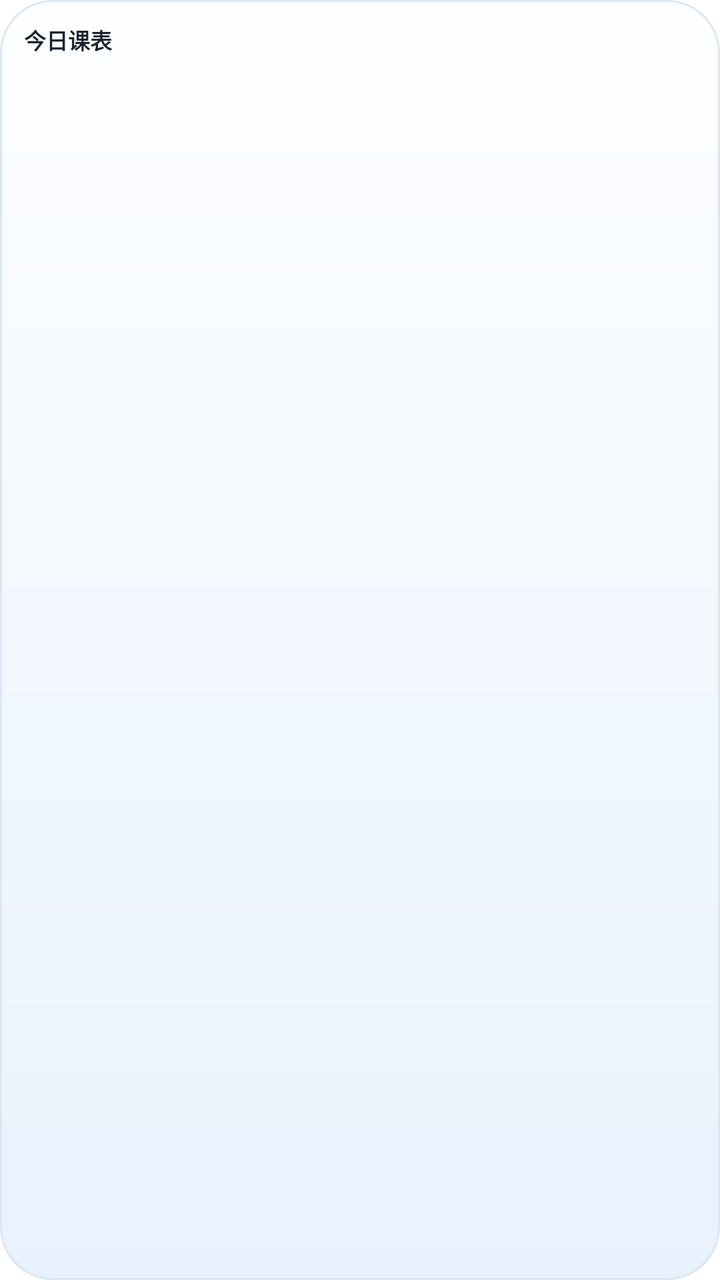
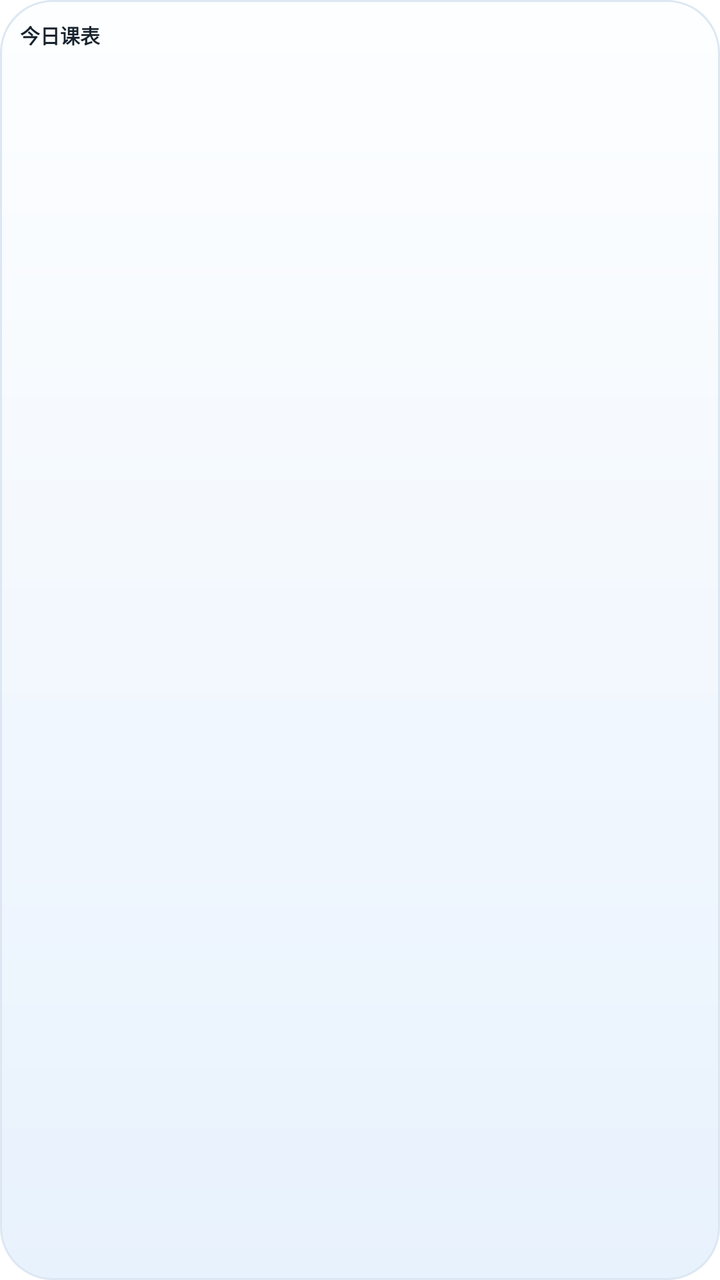

Compare the two renders of this Android layout. The source of the first and the diff that turns it into the second are given below.
<!-- AndroidManifest.xml: fallback theme Theme.MaterialComponents.DayNight.NoActionBar -->
<!-- res/layout/widget_today_schedule.xml -->
<?xml version="1.0" encoding="utf-8"?>
<LinearLayout xmlns:android="http://schemas.android.com/apk/res/android"
    android:id="@+id/widget_schedule_root"
    android:layout_width="match_parent"
    android:layout_height="match_parent"
    android:background="@drawable/widget_background"
    android:orientation="vertical"
    android:padding="12dp">

    <LinearLayout
        android:layout_width="match_parent"
        android:layout_height="wrap_content"
        android:gravity="center_vertical"
        android:orientation="horizontal">

        <TextView
            android:id="@+id/widget_schedule_title"
            android:layout_width="wrap_content"
            android:layout_height="wrap_content"
            android:includeFontPadding="false"
            android:text="@string/widget_schedule_title"
            android:textColor="@color/widget_text"
            android:textSize="11sp"
            android:textStyle="bold" />

        <TextView
            android:id="@+id/widget_schedule_date"
            android:layout_width="0dp"
            android:layout_height="wrap_content"
            android:layout_marginStart="6dp"
            android:layout_weight="1"
            android:ellipsize="end"
            android:gravity="end"
            android:includeFontPadding="false"
            android:maxLines="1"
            android:textColor="@color/widget_muted"
            android:textSize="8sp" />
    </LinearLayout>

    <LinearLayout
        android:layout_width="match_parent"
        android:layout_height="0dp"
        android:layout_weight="1"
        android:gravity="top"
        android:orientation="vertical">

        <LinearLayout
            android:id="@+id/widget_schedule_row_1"
            android:layout_width="match_parent"
            android:layout_height="wrap_content"
            android:layout_marginTop="3dp"
            android:background="@drawable/widget_row_bg"
            android:gravity="center_vertical"
            android:orientation="horizontal"
            android:paddingTop="2dp"
            android:paddingEnd="8dp"
            android:paddingBottom="2dp"
            android:visibility="gone">

            <TextView
                android:id="@+id/widget_schedule_accent_1"
                android:layout_width="3dp"
                android:layout_height="36dp"
                android:background="@color/widget_accent" />

            <LinearLayout
                android:layout_width="62dp"
                android:layout_height="wrap_content"
                android:orientation="vertical"
                android:paddingStart="8dp"
                android:paddingTop="2dp"
                android:paddingEnd="2dp"
                android:paddingBottom="2dp">

                <TextView
                    android:id="@+id/widget_schedule_section_1"
                    android:layout_width="match_parent"
                    android:layout_height="wrap_content"
                    android:ellipsize="end"
                    android:includeFontPadding="false"
                    android:maxLines="1"
                    android:textColor="@color/widget_accent"
                    android:textSize="8.5sp"
                    android:textStyle="bold" />

                <TextView
                    android:id="@+id/widget_schedule_start_1"
                    android:layout_width="match_parent"
                    android:layout_height="wrap_content"
                    android:layout_marginTop="1dp"
                    android:includeFontPadding="false"
                    android:maxLines="1"
                    android:textColor="@color/widget_muted"
                    android:textSize="7sp" />

                <TextView
                    android:id="@+id/widget_schedule_end_1"
                    android:layout_width="match_parent"
                    android:layout_height="wrap_content"
                    android:includeFontPadding="false"
                    android:maxLines="1"
                    android:textColor="@color/widget_muted"
                    android:textSize="7sp" />
            </LinearLayout>

            <LinearLayout
                android:layout_width="0dp"
                android:layout_height="wrap_content"
                android:layout_weight="1"
                android:orientation="vertical"
                android:paddingStart="7dp"
                android:paddingTop="2dp"
                android:paddingEnd="2dp"
                android:paddingBottom="2dp">

                <TextView
                    android:id="@+id/widget_schedule_name_1"
                    android:layout_width="match_parent"
                    android:layout_height="wrap_content"
                    android:ellipsize="end"
                    android:includeFontPadding="false"
                    android:maxLines="1"
                    android:textColor="@color/widget_text"
                    android:textSize="11sp"
                    android:textStyle="bold" />

                <TextView
                    android:id="@+id/widget_schedule_room_1"
                    android:layout_width="match_parent"
                    android:layout_height="wrap_content"
                    android:layout_marginTop="1dp"
                    android:ellipsize="end"
                    android:includeFontPadding="false"
                    android:maxLines="1"
                    android:textColor="@color/widget_muted"
                    android:textSize="8sp"
                    android:visibility="gone" />
            </LinearLayout>
        </LinearLayout>

        <LinearLayout
            android:id="@+id/widget_schedule_row_2"
            android:layout_width="match_parent"
            android:layout_height="wrap_content"
            android:layout_marginTop="3dp"
            android:background="@drawable/widget_row_bg"
            android:gravity="center_vertical"
            android:orientation="horizontal"
            android:paddingTop="2dp"
            android:paddingEnd="8dp"
            android:paddingBottom="2dp"
            android:visibility="gone">

            <TextView
                android:id="@+id/widget_schedule_accent_2"
                android:layout_width="3dp"
                android:layout_height="36dp"
                android:background="@color/widget_accent" />

            <LinearLayout
                android:layout_width="62dp"
                android:layout_height="wrap_content"
                android:orientation="vertical"
                android:paddingStart="8dp"
                android:paddingTop="2dp"
                android:paddingEnd="2dp"
                android:paddingBottom="2dp">

                <TextView
                    android:id="@+id/widget_schedule_section_2"
                    android:layout_width="match_parent"
                    android:layout_height="wrap_content"
                    android:ellipsize="end"
                    android:includeFontPadding="false"
                    android:maxLines="1"
                    android:textColor="@color/widget_accent"
                    android:textSize="8.5sp"
                    android:textStyle="bold" />

                <TextView
                    android:id="@+id/widget_schedule_start_2"
                    android:layout_width="match_parent"
                    android:layout_height="wrap_content"
                    android:layout_marginTop="1dp"
                    android:includeFontPadding="false"
                    android:maxLines="1"
                    android:textColor="@color/widget_muted"
                    android:textSize="7sp" />

                <TextView
                    android:id="@+id/widget_schedule_end_2"
                    android:layout_width="match_parent"
                    android:layout_height="wrap_content"
                    android:includeFontPadding="false"
                    android:maxLines="1"
                    android:textColor="@color/widget_muted"
                    android:textSize="7sp" />
            </LinearLayout>

            <LinearLayout
                android:layout_width="0dp"
                android:layout_height="wrap_content"
                android:layout_weight="1"
                android:orientation="vertical"
                android:paddingStart="7dp"
                android:paddingTop="2dp"
                android:paddingEnd="2dp"
                android:paddingBottom="2dp">

                <TextView
                    android:id="@+id/widget_schedule_name_2"
                    android:layout_width="match_parent"
                    android:layout_height="wrap_content"
                    android:ellipsize="end"
                    android:includeFontPadding="false"
                    android:maxLines="1"
                    android:textColor="@color/widget_text"
                    android:textSize="11sp"
                    android:textStyle="bold" />

                <TextView
                    android:id="@+id/widget_schedule_room_2"
                    android:layout_width="match_parent"
                    android:layout_height="wrap_content"
                    android:layout_marginTop="1dp"
                    android:ellipsize="end"
                    android:includeFontPadding="false"
                    android:maxLines="1"
                    android:textColor="@color/widget_muted"
                    android:textSize="8sp"
                    android:visibility="gone" />
            </LinearLayout>
        </LinearLayout>

        <LinearLayout
            android:id="@+id/widget_schedule_row_3"
            android:layout_width="match_parent"
            android:layout_height="wrap_content"
            android:layout_marginTop="3dp"
            android:background="@drawable/widget_row_bg"
            android:gravity="center_vertical"
            android:orientation="horizontal"
            android:paddingTop="2dp"
            android:paddingEnd="8dp"
            android:paddingBottom="2dp"
            android:visibility="gone">

            <TextView
                android:id="@+id/widget_schedule_accent_3"
                android:layout_width="3dp"
                android:layout_height="36dp"
                android:background="@color/widget_accent" />

            <LinearLayout
                android:layout_width="62dp"
                android:layout_height="wrap_content"
                android:orientation="vertical"
                android:paddingStart="8dp"
                android:paddingTop="2dp"
                android:paddingEnd="2dp"
                android:paddingBottom="2dp">

                <TextView
                    android:id="@+id/widget_schedule_section_3"
                    android:layout_width="match_parent"
                    android:layout_height="wrap_content"
                    android:ellipsize="end"
                    android:includeFontPadding="false"
                    android:maxLines="1"
                    android:textColor="@color/widget_accent"
                    android:textSize="8.5sp"
                    android:textStyle="bold" />

                <TextView
                    android:id="@+id/widget_schedule_start_3"
                    android:layout_width="match_parent"
                    android:layout_height="wrap_content"
                    android:layout_marginTop="1dp"
                    android:includeFontPadding="false"
                    android:maxLines="1"
                    android:textColor="@color/widget_muted"
                    android:textSize="7sp" />

                <TextView
                    android:id="@+id/widget_schedule_end_3"
                    android:layout_width="match_parent"
                    android:layout_height="wrap_content"
                    android:includeFontPadding="false"
                    android:maxLines="1"
                    android:textColor="@color/widget_muted"
                    android:textSize="7sp" />
            </LinearLayout>

            <LinearLayout
                android:layout_width="0dp"
                android:layout_height="wrap_content"
                android:layout_weight="1"
                android:orientation="vertical"
                android:paddingStart="7dp"
                android:paddingTop="2dp"
                android:paddingEnd="2dp"
                android:paddingBottom="2dp">

                <TextView
                    android:id="@+id/widget_schedule_name_3"
                    android:layout_width="match_parent"
                    android:layout_height="wrap_content"
                    android:ellipsize="end"
                    android:includeFontPadding="false"
                    android:maxLines="1"
                    android:textColor="@color/widget_text"
                    android:textSize="11sp"
                    android:textStyle="bold" />

                <TextView
                    android:id="@+id/widget_schedule_room_3"
                    android:layout_width="match_parent"
                    android:layout_height="wrap_content"
                    android:layout_marginTop="1dp"
                    android:ellipsize="end"
                    android:includeFontPadding="false"
                    android:maxLines="1"
                    android:textColor="@color/widget_muted"
                    android:textSize="8sp"
                    android:visibility="gone" />
            </LinearLayout>
        </LinearLayout>

        <TextView
            android:id="@+id/widget_schedule_empty"
            android:layout_width="match_parent"
            android:layout_height="wrap_content"
            android:gravity="center"
            android:includeFontPadding="false"
            android:text="@string/widget_schedule_unsynced"
            android:textColor="@color/widget_muted"
            android:textSize="10sp"
            android:visibility="gone" />
    </LinearLayout>
</LinearLayout>
<!-- resources referenced by this layout -->
<resources>
  <color name="widget_accent">#2F7FCB</color>
  <color name="widget_muted">#6B7C8E</color>
  <color name="widget_text">#17222D</color>
  <!-- drawable widget_background (drawable) -->
  <?xml version="1.0" encoding="utf-8"?>
  <shape xmlns:android="http://schemas.android.com/apk/res/android"
      android:shape="rectangle">
      <gradient
          android:angle="270"
          android:endColor="@color/widget_bg_end"
          android:startColor="@color/widget_bg_start"
          android:type="linear" />
      <stroke
          android:width="1dp"
          android:color="@color/widget_divider" />
      <corners android:radius="26dp" />
  </shape>
  <!-- drawable widget_row_bg (drawable) -->
  <?xml version="1.0" encoding="utf-8"?>
  <shape xmlns:android="http://schemas.android.com/apk/res/android"
      android:shape="rectangle">
      <solid android:color="@color/widget_row" />
      <corners android:radius="12dp" />
  </shape>
  <string name="widget_schedule_title">今日课表</string>
  <string name="widget_schedule_unsynced">尚未同步课表</string>
  <color name="widget_bg_end">#E8F2FD</color>
  <color name="widget_bg_start">#FDFEFF</color>
  <color name="widget_divider">#DCE7F3</color>
  <color name="widget_row">#F4F9FF</color>
</resources>

<!-- the commit's change to res/layout/widget_today_schedule.xml (unified diff, before → after) -->
@@ -5,7 +5,7 @@
     android:layout_height="match_parent"
     android:background="@drawable/widget_background"
     android:orientation="vertical"
-    android:padding="12dp">
+    android:padding="10dp">
 
     <LinearLayout
         android:layout_width="match_parent"
@@ -20,7 +20,7 @@
             android:includeFontPadding="false"
             android:text="@string/widget_schedule_title"
             android:textColor="@color/widget_text"
-            android:textSize="11sp"
+            android:textSize="10sp"
             android:textStyle="bold" />
 
         <TextView
@@ -34,7 +34,7 @@
             android:includeFontPadding="false"
             android:maxLines="1"
             android:textColor="@color/widget_muted"
-            android:textSize="8sp" />
+            android:textSize="7.5sp" />
     </LinearLayout>
 
     <LinearLayout
@@ -60,14 +60,14 @@
             <TextView
                 android:id="@+id/widget_schedule_accent_1"
                 android:layout_width="3dp"
-                android:layout_height="36dp"
+                android:layout_height="38dp"
                 android:background="@color/widget_accent" />
 
             <LinearLayout
-                android:layout_width="62dp"
-                android:layout_height="wrap_content"
-                android:orientation="vertical"
-                android:paddingStart="8dp"
+                android:layout_width="46dp"
+                android:layout_height="wrap_content"
+                android:orientation="vertical"
+                android:paddingStart="6dp"
                 android:paddingTop="2dp"
                 android:paddingEnd="2dp"
                 android:paddingBottom="2dp">
@@ -80,7 +80,7 @@
                     android:includeFontPadding="false"
                     android:maxLines="1"
                     android:textColor="@color/widget_accent"
-                    android:textSize="8.5sp"
+                    android:textSize="8sp"
                     android:textStyle="bold" />
 
                 <TextView
@@ -91,7 +91,7 @@
                     android:includeFontPadding="false"
                     android:maxLines="1"
                     android:textColor="@color/widget_muted"
-                    android:textSize="7sp" />
+                    android:textSize="6.5sp" />
 
                 <TextView
                     android:id="@+id/widget_schedule_end_1"
@@ -100,7 +100,7 @@
                     android:includeFontPadding="false"
                     android:maxLines="1"
                     android:textColor="@color/widget_muted"
-                    android:textSize="7sp" />
+                    android:textSize="6.5sp" />
             </LinearLayout>
 
             <LinearLayout
@@ -119,9 +119,9 @@
                     android:layout_height="wrap_content"
                     android:ellipsize="end"
                     android:includeFontPadding="false"
-                    android:maxLines="1"
+                    android:maxLines="2"
                     android:textColor="@color/widget_text"
-                    android:textSize="11sp"
+                    android:textSize="10sp"
                     android:textStyle="bold" />
 
                 <TextView
@@ -133,7 +133,7 @@
                     android:includeFontPadding="false"
                     android:maxLines="1"
                     android:textColor="@color/widget_muted"
-                    android:textSize="8sp"
+                    android:textSize="7.5sp"
                     android:visibility="gone" />
             </LinearLayout>
         </LinearLayout>
@@ -154,14 +154,14 @@
             <TextView
                 android:id="@+id/widget_schedule_accent_2"
                 android:layout_width="3dp"
-                android:layout_height="36dp"
+                android:layout_height="38dp"
                 android:background="@color/widget_accent" />
 
             <LinearLayout
-                android:layout_width="62dp"
-                android:layout_height="wrap_content"
-                android:orientation="vertical"
-                android:paddingStart="8dp"
+                android:layout_width="46dp"
+                android:layout_height="wrap_content"
+                android:orientation="vertical"
+                android:paddingStart="6dp"
                 android:paddingTop="2dp"
                 android:paddingEnd="2dp"
                 android:paddingBottom="2dp">
@@ -174,7 +174,7 @@
                     android:includeFontPadding="false"
                     android:maxLines="1"
                     android:textColor="@color/widget_accent"
-                    android:textSize="8.5sp"
+                    android:textSize="8sp"
                     android:textStyle="bold" />
 
                 <TextView
@@ -185,7 +185,7 @@
                     android:includeFontPadding="false"
                     android:maxLines="1"
                     android:textColor="@color/widget_muted"
-                    android:textSize="7sp" />
+                    android:textSize="6.5sp" />
 
                 <TextView
                     android:id="@+id/widget_schedule_end_2"
@@ -194,7 +194,7 @@
                     android:includeFontPadding="false"
                     android:maxLines="1"
                     android:textColor="@color/widget_muted"
-                    android:textSize="7sp" />
+                    android:textSize="6.5sp" />
             </LinearLayout>
 
             <LinearLayout
@@ -213,9 +213,9 @@
                     android:layout_height="wrap_content"
                     android:ellipsize="end"
                     android:includeFontPadding="false"
-                    android:maxLines="1"
+                    android:maxLines="2"
                     android:textColor="@color/widget_text"
-                    android:textSize="11sp"
+                    android:textSize="10sp"
                     android:textStyle="bold" />
 
                 <TextView
@@ -227,7 +227,7 @@
                     android:includeFontPadding="false"
                     android:maxLines="1"
                     android:textColor="@color/widget_muted"
-                    android:textSize="8sp"
+                    android:textSize="7.5sp"
                     android:visibility="gone" />
             </LinearLayout>
         </LinearLayout>
@@ -248,14 +248,14 @@
             <TextView
                 android:id="@+id/widget_schedule_accent_3"
                 android:layout_width="3dp"
-                android:layout_height="36dp"
+                android:layout_height="38dp"
                 android:background="@color/widget_accent" />
 
             <LinearLayout
-                android:layout_width="62dp"
-                android:layout_height="wrap_content"
-                android:orientation="vertical"
-                android:paddingStart="8dp"
+                android:layout_width="46dp"
+                android:layout_height="wrap_content"
+                android:orientation="vertical"
+                android:paddingStart="6dp"
                 android:paddingTop="2dp"
                 android:paddingEnd="2dp"
                 android:paddingBottom="2dp">
@@ -268,7 +268,7 @@
                     android:includeFontPadding="false"
                     android:maxLines="1"
                     android:textColor="@color/widget_accent"
-                    android:textSize="8.5sp"
+                    android:textSize="8sp"
                     android:textStyle="bold" />
 
                 <TextView
@@ -279,7 +279,7 @@
                     android:includeFontPadding="false"
                     android:maxLines="1"
                     android:textColor="@color/widget_muted"
-                    android:textSize="7sp" />
+                    android:textSize="6.5sp" />
 
                 <TextView
                     android:id="@+id/widget_schedule_end_3"
@@ -288,7 +288,7 @@
                     android:includeFontPadding="false"
                     android:maxLines="1"
                     android:textColor="@color/widget_muted"
-                    android:textSize="7sp" />
+                    android:textSize="6.5sp" />
             </LinearLayout>
 
             <LinearLayout
@@ -307,9 +307,9 @@
                     android:layout_height="wrap_content"
                     android:ellipsize="end"
                     android:includeFontPadding="false"
-                    android:maxLines="1"
+                    android:maxLines="2"
                     android:textColor="@color/widget_text"
-                    android:textSize="11sp"
+                    android:textSize="10sp"
                     android:textStyle="bold" />
 
                 <TextView
@@ -321,7 +321,7 @@
                     android:includeFontPadding="false"
                     android:maxLines="1"
                     android:textColor="@color/widget_muted"
-                    android:textSize="8sp"
+                    android:textSize="7.5sp"
                     android:visibility="gone" />
             </LinearLayout>
         </LinearLayout>
